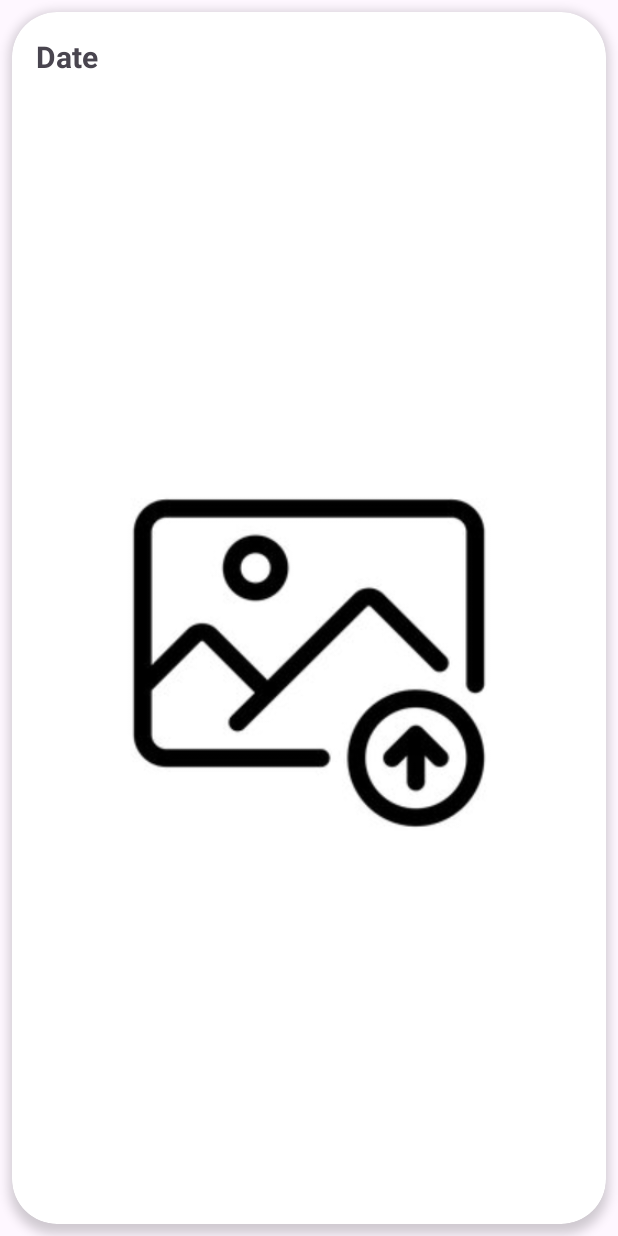
After one commit to cheecheongfun/DSCP_grpA, an Android app: the layout image_item.xml on its own in the app's theme, with its tools: preview values and no code run, on a phone screen of 412 x 824 dp. The commit adds this screen. Run offline under Robolectric (Android 15) with nearby library versions, the phone set to English and light mode, and no system bars.

Commit message:
Successful retrival of images from FBFS

```diff
--- a/App/GreenCycle/app/build.gradle.kts
+++ b/App/GreenCycle/app/build.gradle.kts
@@ -59,5 +59,8 @@ dependencies {
     implementation ("com.github.PhilJay:MPAndroidChart:v3.1.0")
     implementation ("com.google.code.gson:gson:2.8.9")
     implementation ("com.google.firebase:firebase-firestore:24.1.0")
+    implementation ("com.github.bumptech.glide:glide:4.14.1")
+    annotationProcessor ("com.github.bumptech.glide:compiler:4.14.1")
+
 
 }
--- a/App/GreenCycle/app/src/main/java/sg/edu/np/mad/greencycle/LiveData/TankAdapter.java
+++ b/App/GreenCycle/app/src/main/java/sg/edu/np/mad/greencycle/LiveData/TankAdapter.java
@@ -16,6 +16,7 @@ import androidx.recyclerview.widget.RecyclerView;
 import java.util.ArrayList;
 
 import sg.edu.np.mad.greencycle.FeedingLog.Feeding;
+import sg.edu.np.mad.greencycle.ImageLog.DisplayImage;
 import sg.edu.np.mad.greencycle.ImageLog.UploadImage;
 import sg.edu.np.mad.greencycle.R;
 
@@ -80,7 +81,7 @@ public class TankAdapter extends RecyclerView.Adapter<TankViewHolder>{
                     feed.putExtras(info);
                     context.startActivity(feed);
                 }else if (purpose.equals("Identify")) {
-                    Intent feed = new Intent(context, UploadImage.class);
+                    Intent feed = new Intent(context, DisplayImage.class);
                     Bundle info = new Bundle();
                     info.putParcelable("tank", tank);
                     info.putParcelable("user", user);
--- /dev/null
+++ b/App/GreenCycle/app/src/main/res/drawable/baseline_file_upload_24.xml
@@ -0,0 +1,5 @@
+<vector xmlns:android="http://schemas.android.com/apk/res/android" android:height="50dp" android:tint="#8ED094" android:viewportHeight="24" android:viewportWidth="24" android:width="50dp">
+
+    <path android:fillColor="@android:color/white" android:pathData="M9,16h6v-6h4l-7,-7 -7,7h4zM5,18h14v2L5,20z"/>
+
+</vector>
--- /dev/null
+++ b/App/GreenCycle/app/src/main/res/layout/image_item.xml
@@ -0,0 +1,38 @@
+<?xml version="1.0" encoding="utf-8"?>
+<androidx.cardview.widget.CardView xmlns:android="http://schemas.android.com/apk/res/android"
+    xmlns:app="http://schemas.android.com/apk/res-auto"
+    xmlns:tools="http://schemas.android.com/tools"
+    android:layout_width="match_parent"
+    android:layout_height="wrap_content"
+    android:layout_margin="8dp"
+    app:cardElevation="4dp"
+    app:cardCornerRadius="30dp"
+    android:id="@+id/imagecard"
+    android:backgroundTint="@color/cardview_light_background">
+
+    <RelativeLayout
+        android:layout_width="match_parent"
+        android:layout_height="wrap_content">
+
+        <TextView
+            android:id="@+id/tvDate"
+            android:layout_width="match_parent"
+            android:layout_height="wrap_content"
+            android:layout_alignParentTop="true"
+            android:layout_alignParentEnd="true"
+            android:layout_marginTop="0dp"
+            android:layout_marginEnd="0dp"
+            android:padding="16dp"
+            android:textSize="20dp"
+            android:textStyle="bold"
+            tools:text="Date" />
+
+        <ImageView
+            android:id="@+id/compostimage"
+            android:layout_width="match_parent"
+            android:layout_height="match_parent"
+            android:layout_alignParentTop="true"
+            android:layout_marginTop="60dp"
+            android:src="@drawable/uploadicon" />
+    </RelativeLayout>
+</androidx.cardview.widget.CardView>
```
Also changed, not shown: App/GreenCycle/app/src/main/AndroidManifest.xml (+5 -4 lines), App/GreenCycle/app/src/main/java/sg/edu/np/mad/greencycle/ImageLog/DisplayImage.java (added, +83 -0 lines), App/GreenCycle/app/src/main/java/sg/edu/np/mad/greencycle/ImageLog/ImageAdapter.java (added, +57 -0 lines), App/GreenCycle/app/src/main/java/sg/edu/np/mad/greencycle/ImageLog/UploadImage.java (+7 -0 lines), App/GreenCycle/app/src/main/res/drawable/baseline_camera_alt_24.xml (added, +7 -0 lines), App/GreenCycle/app/src/main/res/layout/activity_display_image.xml (added, +38 -0 lines).
